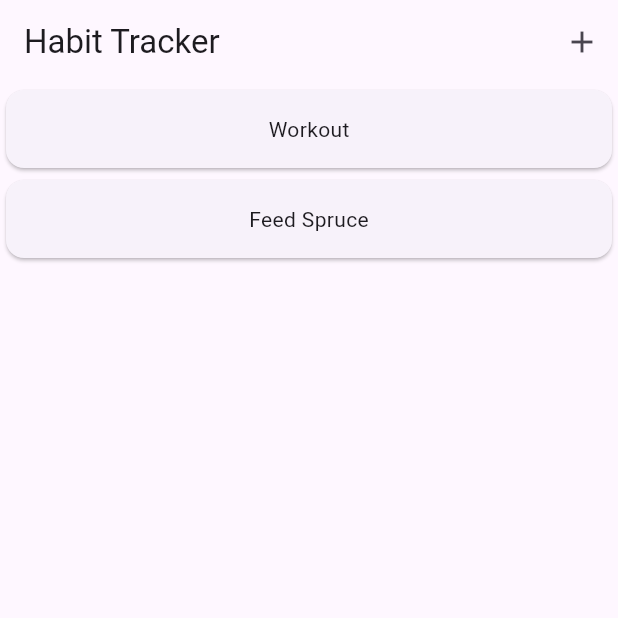
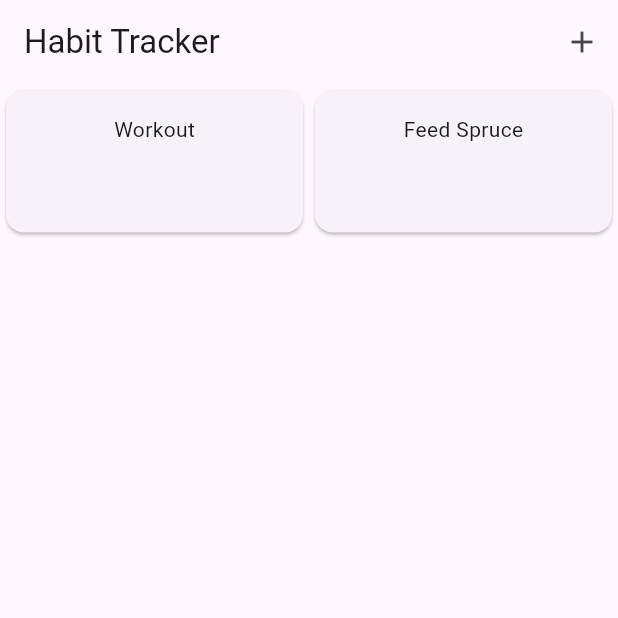
Before and after one commit to denysboitsov/habit-tracker, a Flutter app: the screen it shows after launch, on a phone screen of 412 x 824 dp, the top half of it. Run offline on Flutter 3.47's test engine with Material 3 defaults, Android fonts, the phone set to English and light mode, and no system bars.

Commit message:
Add two columns to the habits list

```diff
--- a/lib/widgets/habits_list/habits_list.dart
+++ b/lib/widgets/habits_list/habits_list.dart
@@ -9,9 +9,15 @@ class HabitsList extends StatelessWidget {
 
   @override
   Widget build(BuildContext context) {
-    return ListView.builder(
-      itemCount: habits.length,
-      itemBuilder: (ctx, index) => HabitsItem(habits[index]),
+    return GridView.count(
+      // Create a grid with 2 columns. If you change the scrollDirection to
+      // horizontal, this produces 2 rows.
+      crossAxisCount: 2,
+      // Generate 100 widgets that display their index in the List.
+      children: [
+        ...habits.map((habit) => HabitsItem(habit)),
+      ],
+      childAspectRatio: (10 / 5),
     );
   }
 }
```
